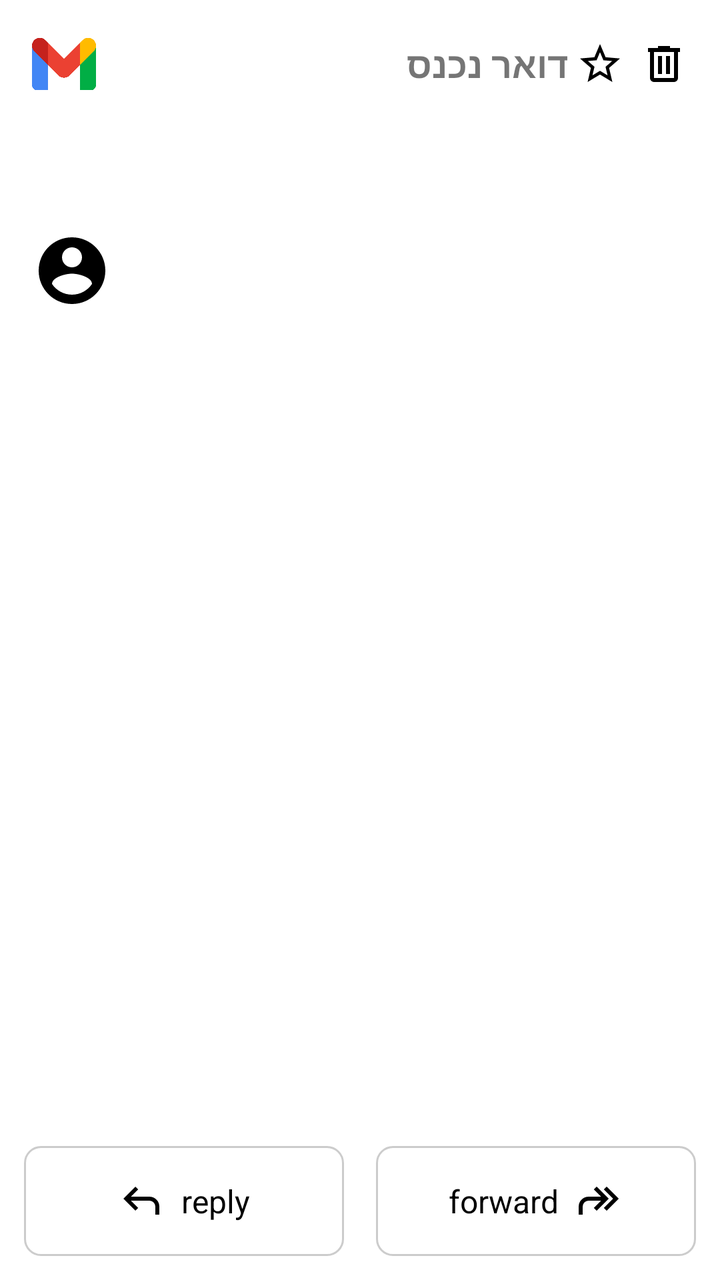
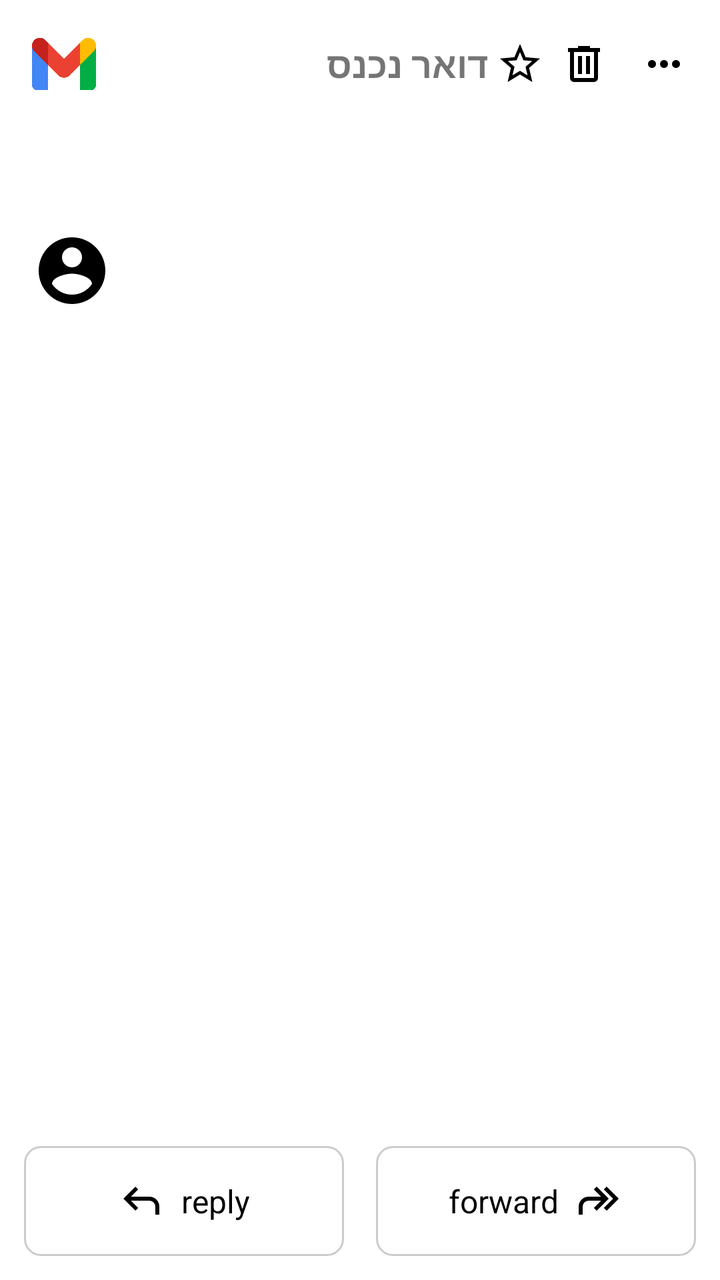

Compare the two renders of this Android layout. The source of the first and the diff that turns it into the second are given below.
<!-- AndroidManifest.xml: application theme Theme.Project5 -->
<!-- res/layout/activity_mail_detail.xml -->
<LinearLayout xmlns:android="http://schemas.android.com/apk/res/android"
        android:orientation="vertical"
        android:layout_width="match_parent"
        android:layout_height="match_parent"
        android:background="#FFFFFF">

        
        <LinearLayout
            android:orientation="horizontal"
            android:padding="12dp"
            android:gravity="center_vertical"
            android:layout_width="match_parent"
            android:layout_height="wrap_content">

            <ImageView
                android:id="@+id/ivBack"
                android:src="@drawable/gmail_logo"
                android:layout_width="40dp"
                android:layout_height="40dp"
                android:contentDescription="חזרה"
                android:padding="4dp" />

            <TextView
                android:text="דואר נכנס"
                android:textStyle="bold"
                android:textSize="18sp"
                android:layout_marginStart="12dp"
                android:layout_width="0dp"
                android:layout_weight="1"
                android:layout_height="wrap_content" />

            <ImageView
                android:id="@+id/ivStar"
                android:src="@drawable/ic_star_border"
                android:layout_width="32dp"
                android:layout_height="32dp"
                android:padding="4dp" />

            <ImageView
                android:id="@+id/ivTrash"
                android:src="@drawable/ic_delete"
                android:layout_width="32dp"
                android:layout_height="32dp"
                android:padding="4dp" />
        </LinearLayout>

        
        <TextView
            android:id="@+id/tvSubject"
            android:textSize="20sp"
            android:textStyle="bold"
            android:paddingStart="16dp"
            android:paddingEnd="16dp"
            android:paddingTop="8dp"
            android:layout_width="match_parent"
            android:layout_height="wrap_content" />

        
        <LinearLayout
            android:orientation="horizontal"
            android:padding="16dp"
            android:gravity="center_vertical"
            android:layout_width="match_parent"
            android:layout_height="wrap_content">

            <ImageView
                android:id="@+id/ivAvatar"
                android:layout_width="40dp"
                android:layout_height="40dp"
                android:src="@drawable/ic_avatar"
                android:scaleType="centerCrop"
                android:background="@drawable/circle_mask" />

            <LinearLayout
                android:orientation="vertical"
                android:layout_marginStart="12dp"
                android:layout_width="0dp"
                android:layout_weight="1"
                android:layout_height="wrap_content">

                <TextView
                    android:id="@+id/tvSenderName"
                    android:textSize="16sp"
                    android:textStyle="bold"
                    android:textColor="#000000"
                    android:layout_width="wrap_content"
                    android:layout_height="wrap_content"/>

                <TextView
                    android:id="@+id/tvSenderEmail"
                    android:textSize="14sp"
                    android:textColor="#666666"
                    android:layout_width="wrap_content"
                    android:layout_height="wrap_content"/>
            </LinearLayout>

            <TextView
                android:id="@+id/tvDate"
                android:textSize="12sp"
                android:textColor="#888888"
                android:layout_width="wrap_content"
                android:layout_height="wrap_content"/>
        </LinearLayout>

        
        <ScrollView
            android:layout_width="match_parent"
            android:layout_height="0dp"
            android:layout_weight="1">

            <TextView
                android:id="@+id/tvBody"
                android:padding="16dp"
                android:textSize="16sp"
                android:textColor="#000000"
                android:layout_width="match_parent"
                android:layout_height="wrap_content" />
        </ScrollView>
        
        <LinearLayout
            android:orientation="horizontal"
            android:padding="12dp"
            android:gravity="center"
            android:layout_width="match_parent"
            android:layout_height="wrap_content"
            android:layout_marginTop="24dp">

            
            <LinearLayout
                android:id="@+id/btnReply"
                android:orientation="horizontal"
                android:gravity="center"
                android:padding="8dp"
                android:layout_marginEnd="16dp"
                android:layout_width="0dp"
                android:layout_weight="1"
                android:layout_height="55dp"
                android:background="@drawable/button_outline">

                <ImageView
                    android:src="@drawable/ic_reply"
                    android:layout_width="24dp"
                    android:layout_height="24dp" />

                <TextView
                    android:text="reply"
                    android:textSize="16sp"
                    android:layout_marginStart="8dp"
                    android:textColor="#000000"
                    android:layout_width="wrap_content"
                    android:layout_height="wrap_content" />
            </LinearLayout>

            
            <LinearLayout
                android:id="@+id/btnForward"
                android:orientation="horizontal"
                android:gravity="center"
                android:padding="8dp"
                android:layout_width="0dp"
                android:layout_weight="1"
                android:layout_height="55dp"
                android:background="@drawable/button_outline">

                <TextView
                    android:text="forward"
                    android:textSize="16sp"
                    android:textColor="#000000"
                    android:layout_width="wrap_content"
                    android:layout_height="wrap_content" />

                <ImageView
                    android:src="@drawable/ic_forward"
                    android:layout_marginStart="8dp"
                    android:layout_width="24dp"
                    android:layout_height="24dp" />
            </LinearLayout>
        </LinearLayout>

    </LinearLayout>
<!-- resources referenced by this layout -->
<resources>
  <!-- drawable button_outline (drawable) -->
  <?xml version="1.0" encoding="utf-8"?>
  <shape xmlns:android="http://schemas.android.com/apk/res/android"
      android:shape="rectangle">
      <solid android:color="#FFFFFF"/>
      <stroke
          android:width="1dp"
          android:color="#CCCCCC"/>
      <corners android:radius="8dp"/>
  </shape>
  <!-- drawable circle_mask (drawable) -->
  <?xml version="1.0" encoding="utf-8"?>
  <shape xmlns:android="http://schemas.android.com/apk/res/android"
      android:shape="oval">
      <solid android:color="@android:color/transparent"/>
  </shape>
  <!-- drawable ic_avatar (drawable) -->
  <vector xmlns:android="http://schemas.android.com/apk/res/android" android:height="24dp" android:tint="#000000" android:viewportHeight="24" android:viewportWidth="24" android:width="24dp">
        
      <path android:fillColor="@android:color/white" android:pathData="M12,2C6.48,2 2,6.48 2,12s4.48,10 10,10 10,-4.48 10,-10S17.52,2 12,2zM12,5c1.66,0 3,1.34 3,3s-1.34,3 -3,3 -3,-1.34 -3,-3 1.34,-3 3,-3zM12,19.2c-2.5,0 -4.71,-1.28 -6,-3.22 0.03,-1.99 4,-3.08 6,-3.08 1.99,0 5.97,1.09 6,3.08 -1.29,1.94 -3.5,3.22 -6,3.22z"/>
      
  </vector>
  <!-- drawable ic_forward (drawable) -->
  <vector xmlns:android="http://schemas.android.com/apk/res/android" android:autoMirrored="true" android:height="24dp" android:tint="#000000" android:viewportHeight="960" android:viewportWidth="960" android:width="24dp">
        
      <path android:fillColor="@android:color/white" android:pathData="M640,680L583,624L767,440L583,256L640,200L880,440L640,680ZM80,760L80,600Q80,517 138.5,458.5Q197,400 280,400L527,400L383,256L440,200L680,440L440,680L383,624L527,480L280,480Q230,480 195,515Q160,550 160,600L160,760L80,760Z"/>
      
  </vector>
  <!-- drawable ic_reply (drawable) -->
  <vector xmlns:android="http://schemas.android.com/apk/res/android" android:autoMirrored="true" android:height="24dp" android:tint="#000000" android:viewportHeight="960" android:viewportWidth="960" android:width="24dp">
        
      <path android:fillColor="@android:color/white" android:pathData="M760,760L760,600Q760,550 725,515Q690,480 640,480L273,480L417,624L360,680L120,440L360,200L417,256L273,400L640,400Q723,400 781.5,458.5Q840,517 840,600L840,760L760,760Z"/>
      
  </vector>
  <!-- drawable ic_star_border (drawable) -->
  <vector xmlns:android="http://schemas.android.com/apk/res/android" android:height="24dp" android:tint="#000000" android:viewportHeight="24" android:viewportWidth="24" android:width="24dp">
        
      <path android:fillColor="@android:color/white" android:pathData="M22,9.24l-7.19,-0.62L12,2 9.19,8.63 2,9.24l5.46,4.73L5.82,21 12,17.27 18.18,21l-1.63,-7.03L22,9.24zM12,15.4l-3.76,2.27 1,-4.28 -3.32,-2.88 4.38,-0.38L12,6.1l1.71,4.04 4.38,0.38 -3.32,2.88 1,4.28L12,15.4z"/>
      
  </vector>
  <style name="Theme.Project5" parent="Theme.AppCompat.Light.NoActionBar" />
  <!-- unchanged entries left out for length: 2 -->
</resources>

<!-- the commit's change to res/layout/activity_mail_detail.xml (unified diff, before → after) -->
@@ -42,6 +42,16 @@
                 android:layout_width="32dp"
                 android:layout_height="32dp"
                 android:padding="4dp" />
+
+            <ImageView
+                android:id="@+id/ivMore"
+                android:layout_width="32dp"
+                android:layout_height="32dp"
+                android:src="@drawable/ic_more_vert"
+                android:padding="4dp"
+                android:contentDescription="עוד אפשרויות"
+                android:layout_marginStart="8dp"/>
+
         </LinearLayout>
 
         
<!-- resource entries referenced after the edit -->
@@ -28,6 +28,12 @@
       <path android:fillColor="@android:color/white" android:pathData="M640,680L583,624L767,440L583,256L640,200L880,440L640,680ZM80,760L80,600Q80,517 138.5,458.5Q197,400 280,400L527,400L383,256L440,200L680,440L440,680L383,624L527,480L280,480Q230,480 195,515Q160,550 160,600L160,760L80,760Z"/>
       
   </vector>
+  <!-- drawable ic_more_vert (drawable) -->
+  <vector xmlns:android="http://schemas.android.com/apk/res/android" android:height="24dp" android:tint="#000000" android:viewportHeight="960" android:viewportWidth="960" android:width="24dp">
+        
+      <path android:fillColor="@android:color/white" android:pathData="M240,560Q207,560 183.5,536.5Q160,513 160,480Q160,447 183.5,423.5Q207,400 240,400Q273,400 296.5,423.5Q320,447 320,480Q320,513 296.5,536.5Q273,560 240,560ZM480,560Q447,560 423.5,536.5Q400,513 400,480Q400,447 423.5,423.5Q447,400 480,400Q513,400 536.5,423.5Q560,447 560,480Q560,513 536.5,536.5Q513,560 480,560ZM720,560Q687,560 663.5,536.5Q640,513 640,480Q640,447 663.5,423.5Q687,400 720,400Q753,400 776.5,423.5Q800,447 800,480Q800,513 776.5,536.5Q753,560 720,560Z"/>
+      
+  </vector>
   <!-- drawable ic_reply (drawable) -->
   <vector xmlns:android="http://schemas.android.com/apk/res/android" android:autoMirrored="true" android:height="24dp" android:tint="#000000" android:viewportHeight="960" android:viewportWidth="960" android:width="24dp">
         
